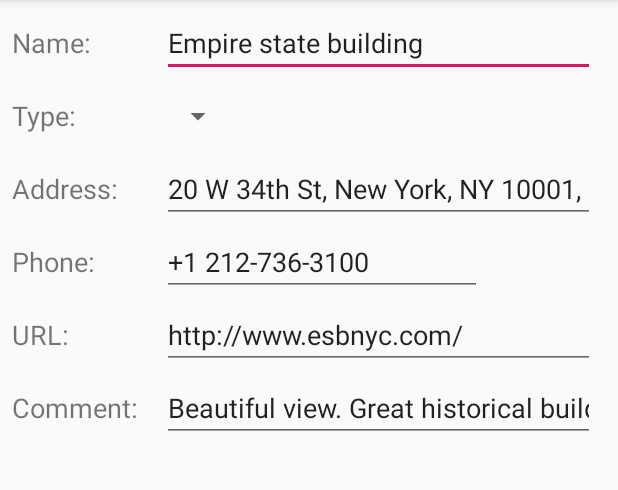
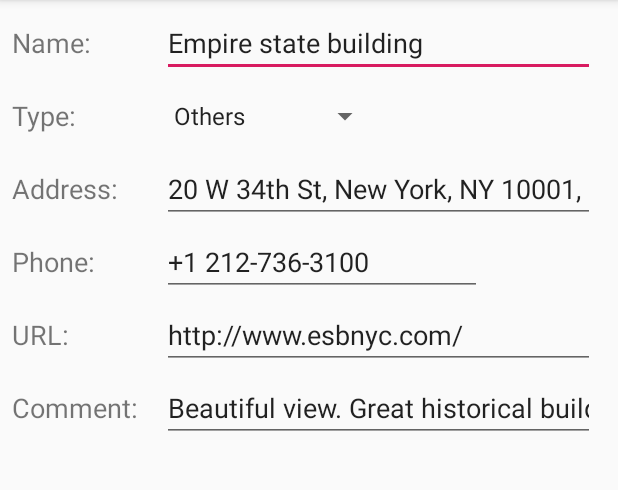
Before and after one commit to azarrias/my-places, an Android app: the EditPlaceActivity screen opened directly, with no data from a screen before it, on a phone screen of 412 x 824 dp, the part 84-574 px from its top. Run offline under Robolectric (Android 15) with nearby library versions, the phone set to English and light mode, and no system bars; 1 statement that could not run was skipped.

```diff
--- a/app/src/main/java/com/waxtadpolegames/android/myplaces/EditPlaceActivity.java
+++ b/app/src/main/java/com/waxtadpolegames/android/myplaces/EditPlaceActivity.java
@@ -3,6 +3,7 @@ package com.waxtadpolegames.android.myplaces;
 import android.os.Bundle;
 import android.support.v7.app.AppCompatActivity;
 import android.view.View;
+import android.widget.ArrayAdapter;
 import android.widget.EditText;
 import android.widget.ImageView;
 import android.widget.RatingBar;
@@ -45,5 +46,12 @@ public class EditPlaceActivity extends AppCompatActivity {
 
         comment = findViewById(R.id.et_comment);
         comment.setText(place.getComment());
+
+        type = findViewById(R.id.sp_type);
+        ArrayAdapter<String> adapter = new ArrayAdapter<>(this,
+                android.R.layout.simple_spinner_item, TypePlace.getNames());
+        adapter.setDropDownViewResource(android.R.layout.simple_spinner_dropdown_item);
+        type.setAdapter(adapter);
+        type.setSelection(place.getType().ordinal());
     }
 }
--- a/app/src/main/java/com/waxtadpolegames/android/myplaces/TypePlace.java
+++ b/app/src/main/java/com/waxtadpolegames/android/myplaces/TypePlace.java
@@ -21,6 +21,14 @@ public enum TypePlace {
         this.resource = resource;
     }
 
+    public static String[] getNames() {
+        String[] result = new String[TypePlace.values().length];
+        for (TypePlace type : TypePlace.values()) {
+            result[type.ordinal()] = type.text;
+        }
+        return result;
+    }
+
     public String getText() { return text; }
     public int getResource() { return resource; }
 }
--- a/app/src/main/res/layout/edit_place.xml
+++ b/app/src/main/res/layout/edit_place.xml
@@ -92,7 +92,7 @@
             app:layout_constraintTop_toTopOf="@+id/tv_name" />
 
         <Spinner
-            android:id="@+id/spinner"
+            android:id="@+id/sp_type"
             android:layout_width="0dp"
             android:layout_height="wrap_content"
             app:layout_constraintBottom_toBottomOf="@+id/tv_type"
```
